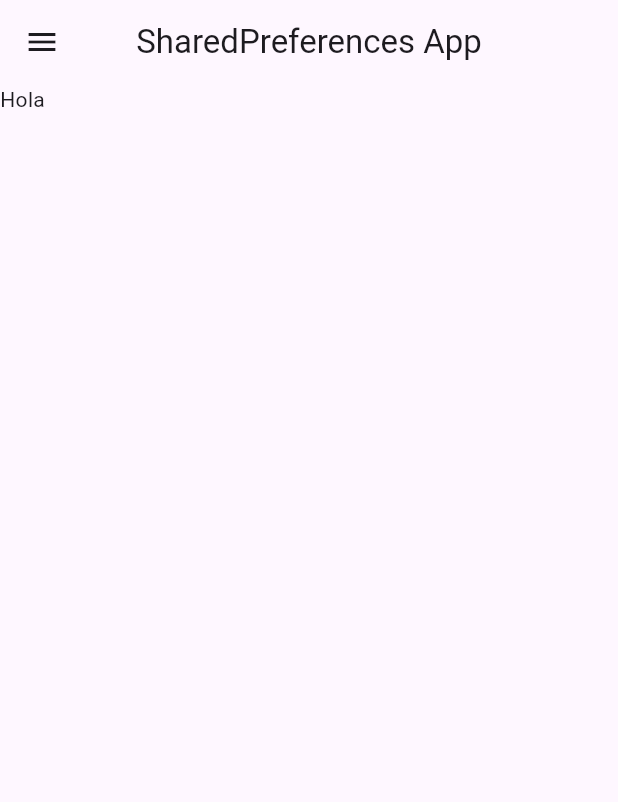
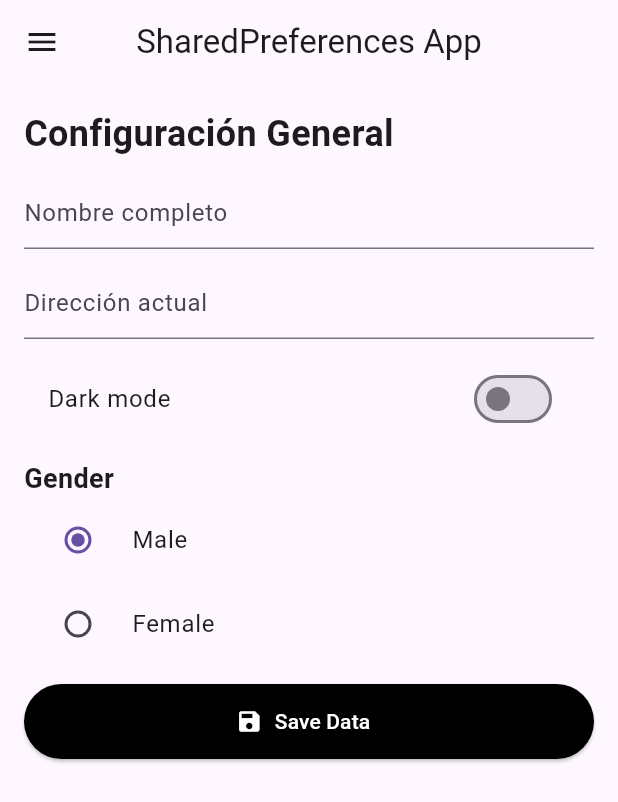
Before and after one commit to duducito15/app08_shared_20242, a Flutter app: the screen it shows after launch, on a phone screen of 412 x 824 dp. Shown: the top 802 px of the screen. Run offline on Flutter 3.47's test engine with Material 3 defaults, Android fonts, the phone set to English and light mode, and no system bars.

Commit message:
Correcciones en casa

```diff
--- a/lib/pages/home_page.dart
+++ b/lib/pages/home_page.dart
@@ -1,7 +1,8 @@
 import 'package:flutter/material.dart';
 
 class HomePage extends StatelessWidget {
-  const HomePage({super.key});
+  bool isDarkMode = false;
+  int gender = 1;
 
   @override
   Widget build(BuildContext context) {
@@ -58,11 +59,105 @@ class HomePage extends StatelessWidget {
               title: Text("My profile"),
               onTap: () {},
             ),
+            ListTile(
+              leading: Icon(Icons.file_copy),
+              title: Text("Portafolio"),
+            ),
+            ListTile(
+              leading: Icon(Icons.lock),
+              title: Text("Change Password"),
+            ),
+            Divider(
+              indent: 12,
+              endIndent: 12,
+            ),
+            ListTile(
+              leading: Icon(Icons.exit_to_app),
+              title: Text("Logout"),
+            ),
           ],
         ),
       ),
-      body: Column(
-        children: [Text("Hola")],
+      body: Padding(
+        padding: const EdgeInsets.all(16.0),
+        child: Column(
+          crossAxisAlignment: CrossAxisAlignment.start,
+          children: [
+            Text(
+              "Configuración General",
+              style: TextStyle(
+                fontSize: 24.0,
+                fontWeight: FontWeight.bold,
+              ),
+            ),
+            const SizedBox(
+              height: 12.0,
+            ),
+            TextField(
+              decoration: InputDecoration(
+                hintText: "Nombre completo",
+              ),
+            ),
+            const SizedBox(
+              height: 12.0,
+            ),
+            TextField(
+              decoration: InputDecoration(
+                hintText: "Dirección actual",
+              ),
+            ),
+            const SizedBox(
+              height: 12.0,
+            ),
+            // Switch(value: true, onChanged: (bool value){}),
+            SwitchListTile(
+              value: isDarkMode,
+              onChanged: (value) {},
+              title: Text("Dark mode"),
+            ),
+            const SizedBox(
+              height: 12.0,
+            ),
+            Text(
+              "Gender",
+              style: TextStyle(
+                fontSize: 18,
+                fontWeight: FontWeight.bold,
+              ),
+            ),
+            // Radio(value: 0, groupValue: 1, onChanged: (int? value){},),
+            RadioListTile(
+              value: 1,
+              groupValue: gender,
+              onChanged: (value) {},
+              title: Text("Male"),
+            ),
+            RadioListTile(
+              value: 2,
+              groupValue: gender,
+              onChanged: (value) {},
+              title: Text("Female"),
+            ),
+            const SizedBox(
+              height: 12.0,
+            ),
+            ElevatedButton.icon(
+              onPressed: () {},
+              icon: Icon(
+                Icons.save,
+                color: Colors.white,
+              ),
+              label: Text(
+                "Save Data",
+                style: TextStyle(color: Colors.white),
+              ),
+              style: ElevatedButton.styleFrom(
+                backgroundColor: Colors.black,
+                minimumSize: Size(double.infinity, 50),
+              ),
+            ),
+          ],
+        ),
       ),
     );
   }
```
